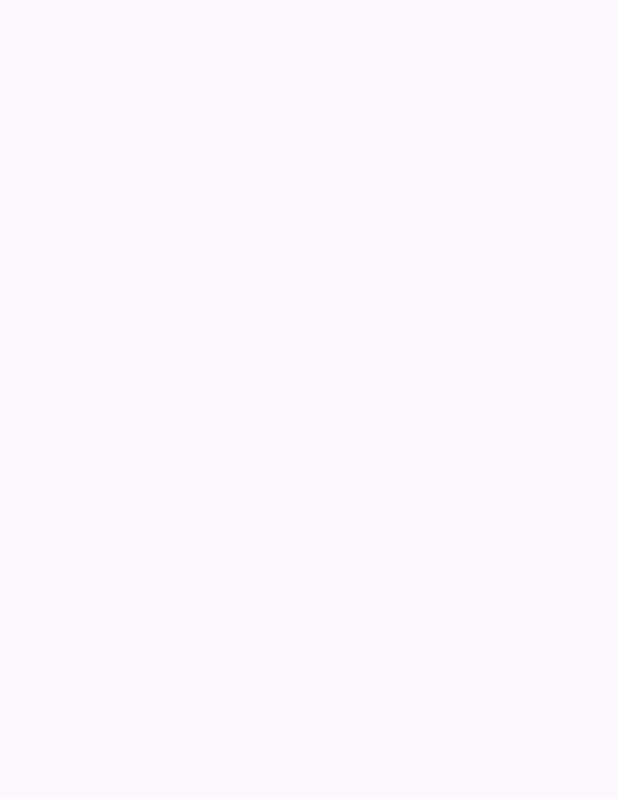
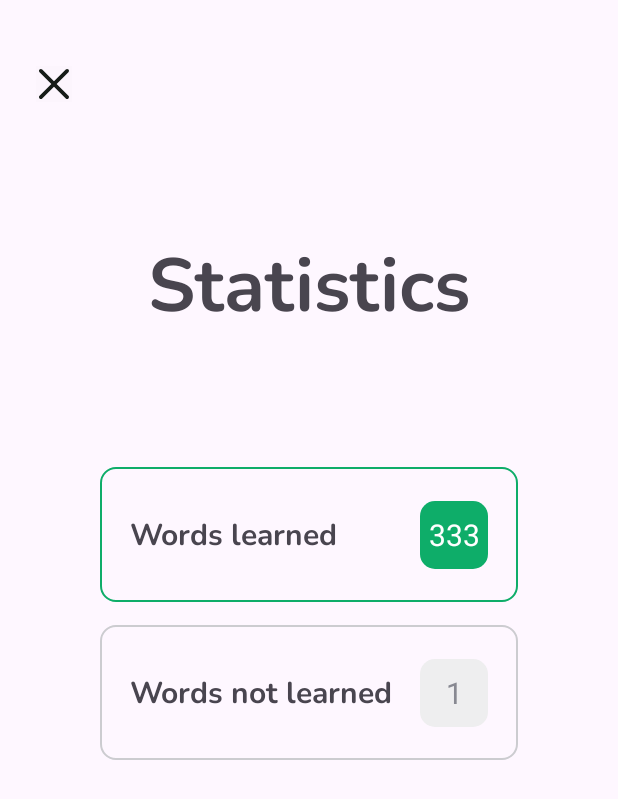
Before and after one commit to PePe-glitch1/EnglishWordsApp, an Android app: the StatisticsActivity screen opened directly, with no data from a screen before it, on a phone screen of 412 x 824 dp. Before the commit the part shown is empty. Shown: the top 799 px of the screen. Run offline under Robolectric (Android 15) with nearby library versions, the phone set to English and light mode, and no system bars.

Commit message:
Redisign activity_statidtics

```diff
--- a/app/src/main/res/layout/activity_statistics.xml
+++ b/app/src/main/res/layout/activity_statistics.xml
@@ -8,6 +8,122 @@
     tools:context=".StatisticsActivity"
     android:paddingTop="20dp">
 
+    <ImageButton
+        android:id="@+id/ibTurnOff"
+        android:layout_width="wrap_content"
+        android:layout_height="wrap_content"
+        android:background="@android:color/transparent"
+        android:contentDescription="close imege button"
+        android:src="@drawable/is_close_page"
+        android:layout_marginStart="24dp"
+        android:layout_marginTop="24dp"
+        app:layout_constraintStart_toStartOf="parent"
+        app:layout_constraintTop_toTopOf="parent" />
+
+    <TextView
+        android:id="@+id/tvQuestionWord"
+        android:layout_width="match_parent"
+        android:layout_height="wrap_content"
+        android:layout_marginHorizontal="33dp"
+        android:layout_marginTop="86dp"
+        android:fontFamily="@font/nunito_bold"
+        android:gravity="center"
+        android:text="@string/text_statistics"
+        android:textSize="50sp"
+        app:layout_constraintEnd_toEndOf="parent"
+        app:layout_constraintStart_toStartOf="parent"
+        app:layout_constraintTop_toBottomOf="@+id/ibTurnOff"/>
+
+    <LinearLayout
+        android:id="@+id/layoutVariants"
+        android:layout_width="match_parent"
+        android:layout_height="wrap_content"
+        android:layout_marginHorizontal="33dp"
+        android:layout_marginTop="86dp"
+        android:orientation="vertical"
+        app:layout_constraintEnd_toEndOf="parent"
+        app:layout_constraintStart_toStartOf="parent"
+        app:layout_constraintTop_toBottomOf="@+id/tvQuestionWord">
+
+        <androidx.constraintlayout.widget.ConstraintLayout
+            android:id="@+id/clButonStatistic1"
+            android:layout_width="match_parent"
+            android:layout_height="90dp"
+            android:layout_marginHorizontal="33dp"
+            android:gravity="center_vertical"
+            android:background="@drawable/shape_rounded_containers_correct"
+            android:orientation="horizontal">
+
+            <TextView
+                android:id="@+id/tvStatisticLearned"
+                android:layout_width="45dp"
+                android:layout_height="45dp"
+                android:layout_marginEnd="20dp"
+                android:background="@drawable/shape_rounded_true"
+                android:gravity="center"
+                android:text="333"
+                android:textColor="@color/white"
+                android:textSize="20sp"
+                app:layout_constraintBottom_toBottomOf="parent"
+                app:layout_constraintEnd_toEndOf="parent"
+                app:layout_constraintTop_toTopOf="parent" />
+
+            <TextView
+                android:id="@+id/tvNameLearned"
+                android:layout_width="wrap_content"
+                android:layout_height="wrap_content"
+                android:layout_marginStart="20dp"
+                android:text="@string/text_learned"
+                android:fontFamily="@font/nunito_bold"
+                android:textSize="20sp"
+                app:layout_constraintBottom_toBottomOf="parent"
+                app:layout_constraintStart_toStartOf="parent"
+                app:layout_constraintTop_toTopOf="parent"
+                tools:ignore="HardcodedText" />
+
+        </androidx.constraintlayout.widget.ConstraintLayout>
+
+        <androidx.constraintlayout.widget.ConstraintLayout
+            android:id="@+id/clButonStatistic2"
+            android:layout_width="match_parent"
+            android:layout_height="90dp"
+            android:layout_marginHorizontal="33dp"
+            android:layout_marginTop="15dp"
+            android:gravity="center_vertical"
+            android:background="@drawable/shape_rounded_containers_neutral"
+            android:orientation="horizontal">
+
+            <TextView
+                android:id="@+id/tvStatisticAnLearned"
+                android:layout_width="45dp"
+                android:layout_height="45dp"
+                android:layout_marginEnd="20dp"
+                android:background="@drawable/shape_rounded_contains"
+                android:gravity="center"
+                android:text="1"
+                android:textColor="#888992"
+                android:textSize="20sp"
+                app:layout_constraintBottom_toBottomOf="parent"
+                app:layout_constraintEnd_toEndOf="parent"
+                app:layout_constraintTop_toTopOf="parent" />
+
+            <TextView
+                android:id="@+id/tvNameAnLearned"
+                android:layout_width="wrap_content"
+                android:layout_height="wrap_content"
+                android:layout_marginStart="20dp"
+                android:text="@string/text_words_not_learned"
+                android:fontFamily="@font/nunito_bold"
+                android:textSize="20sp"
+                app:layout_constraintBottom_toBottomOf="parent"
+                app:layout_constraintStart_toStartOf="parent"
+                app:layout_constraintTop_toTopOf="parent"
+                tools:ignore="HardcodedText" />
+
+        </androidx.constraintlayout.widget.ConstraintLayout>
 
 
+
+    </LinearLayout>
+
 </androidx.constraintlayout.widget.ConstraintLayout>
--- a/app/src/main/res/values/strings.xml
+++ b/app/src/main/res/values/strings.xml
@@ -8,4 +8,7 @@
     <string name="buton_start_studying">Start</string>
     <string name="button_progres_learn">Progres</string>
     <string name="button_settings">Settings</string>
+    <string name="text_statistics">Statistics</string>
+    <string name="text_learned">Words learned</string>
+    <string name="text_words_not_learned">Words not learned</string>
 </resources>
```
Also changed, not shown: 1 other file.
